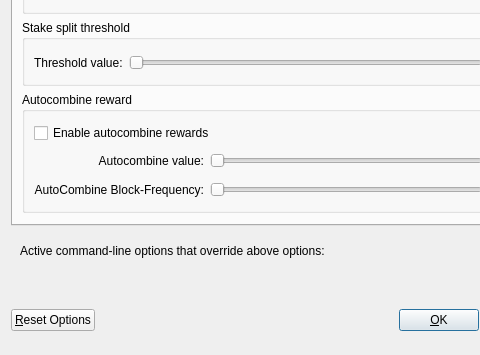
swampcoin/bwrgocoin, file src/qt/forms/optionsdialog.ui: the form before one commit; both pictures show x 0 to 480 and y 145 to 500 of the 576 by 500 pixel window.
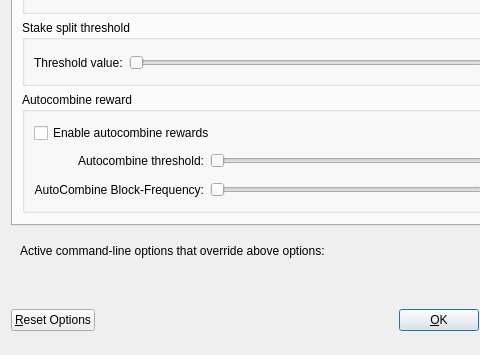
The form after the commit. The open tabs and pages were chosen to show the change. Custom widgets are drawn as their Qt base class.

Commit message: fix optionsdialog tooltip

Patch:
```diff
--- a/src/qt/forms/optionsdialog.ui
+++ b/src/qt/forms/optionsdialog.ui
@@ -364,7 +364,7 @@
                   <string>Combine outputs, within the same address, to the setting value. A standard transaction will be created, one combine operation on each chain block.</string>
                  </property>
                  <property name="text">
-                  <string>Autocombine value:</string>
+                  <string>Autocombine threshold:</string>
                  </property>
                  <property name="alignment">
                   <set>Qt::AlignRight|Qt::AlignTrailing|Qt::AlignVCenter</set>
```
Left out of the diff: 4 changed lines with no effect on the pictures.
